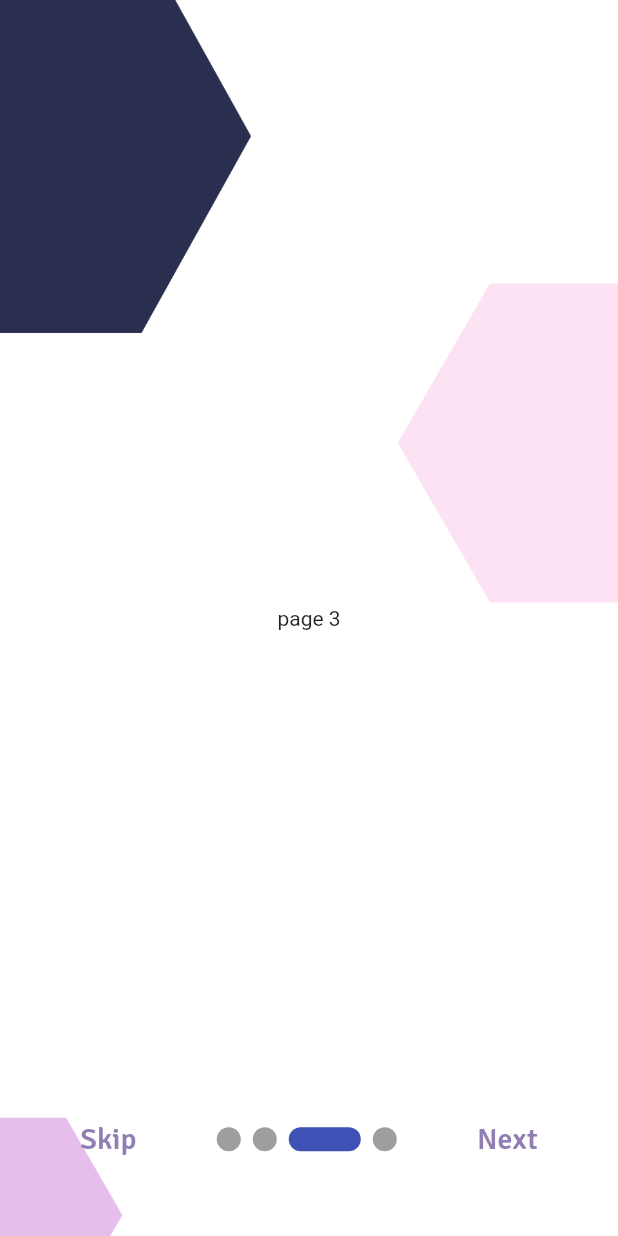
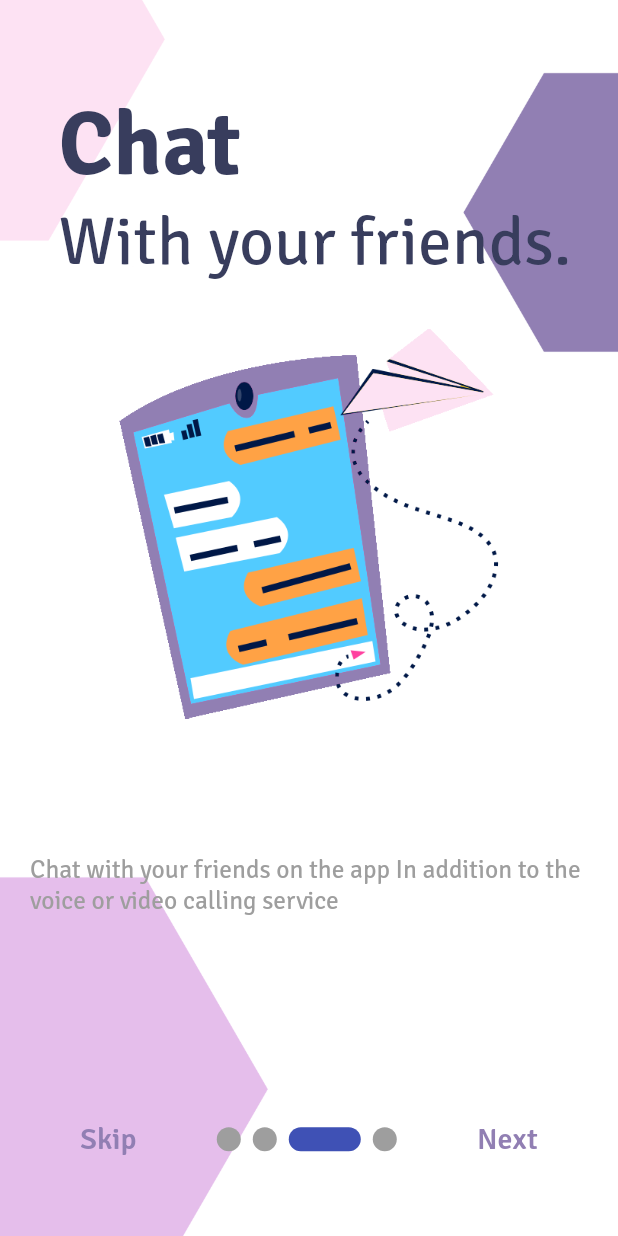
Before and after one commit to MazenJadaan/SocialMaster2, a Flutter app: the screen it shows after launch, swiped to page 3, on a phone screen of 412 x 824 dp. Run offline on Flutter 3.47's test engine with Material 2 defaults, Android fonts, the phone set to English and light mode, and no system bars; drawn by our look-alikes of smooth_page_indicator; our stand-ins replace font_awesome_flutter, google_sign_in.

Commit message:
mohamad commit

```diff
--- a/lib/modules/welcome/intro_page3.dart
+++ b/lib/modules/welcome/intro_page3.dart
@@ -1,4 +1,6 @@
 import 'package:flutter/material.dart';
+
+import '../../shared/styles/colors.dart';
 
 class IntroPage3 extends StatelessWidget {
   const IntroPage3({Key? key}) : super(key: key);
@@ -7,13 +9,66 @@ class IntroPage3 extends StatelessWidget {
   Widget build(BuildContext context) {
     return Scaffold(
       body: Container(
-        decoration: BoxDecoration(
+        decoration: const BoxDecoration(
             image: DecorationImage(
-                image: AssetImage("assets/images/background.png"),
+                image: AssetImage("assets/images/background4.png"),
                 fit: BoxFit.cover)),
-        child: Center(child: Text("page 3")),
+        child: Column(
+          children: [
+            const SizedBox(
+              height: 60,
+            ),
+            Row(),
+            Padding(
+              padding: const EdgeInsets.only(left: 8.0),
+              child: Column(
+                crossAxisAlignment: CrossAxisAlignment.start,
+                children: [
+                  Text(
+                    "Chat",
+                    style: TextStyle(
+                        fontFamily: 'SignikaNegative',
+                        fontWeight: FontWeight.bold,
+                        fontSize: 60,
+                        color: AppTheme.colors.darkPurple),
+                  ),
+                  Text(
+                    "With your friends.",
+                    style: TextStyle(
+                        fontFamily: 'SignikaNegative',
+                        fontSize: 45,
+                        color: AppTheme.colors.darkPurple),
+                  ),
+                ],
+              ),
+            ),
+            const SizedBox(
+              height: 20,
+            ),
+            Container(
+                height: 280,
+                width: 260,
+                child:
+                const Image(
+                    image: AssetImage('assets/images/mobile-phone.png'))),
+            const SizedBox(
+              height: 80,
+            ),
+            const Padding(
+              padding: EdgeInsets.only(left: 20.0, right: 10.0),
+              child: Text(
+                "Chat with your friends on the app In addition to the voice or video calling service",
+                style: TextStyle(
+                    fontFamily: 'SignikaNegative',
+                    fontSize: 17,
+                    color: Colors.grey),
+              ),
+            ),
+          ],
+        ),
+      ),
 
-      ),
+
     );
   }
 }
--- a/lib/modules/welcome/intro_page4.dart
+++ b/lib/modules/welcome/intro_page4.dart
@@ -11,7 +11,7 @@ class IntroPage4 extends StatelessWidget {
             image: DecorationImage(
                 image: AssetImage("assets/images/background.png"),
                 fit: BoxFit.cover)),
-        child: Center(child: Text("page 3")),
+        child: Center(child: Text("page 4")),
 
       ),
     );
```
Also changed, not shown: assets/images/mobile-phone.png.
